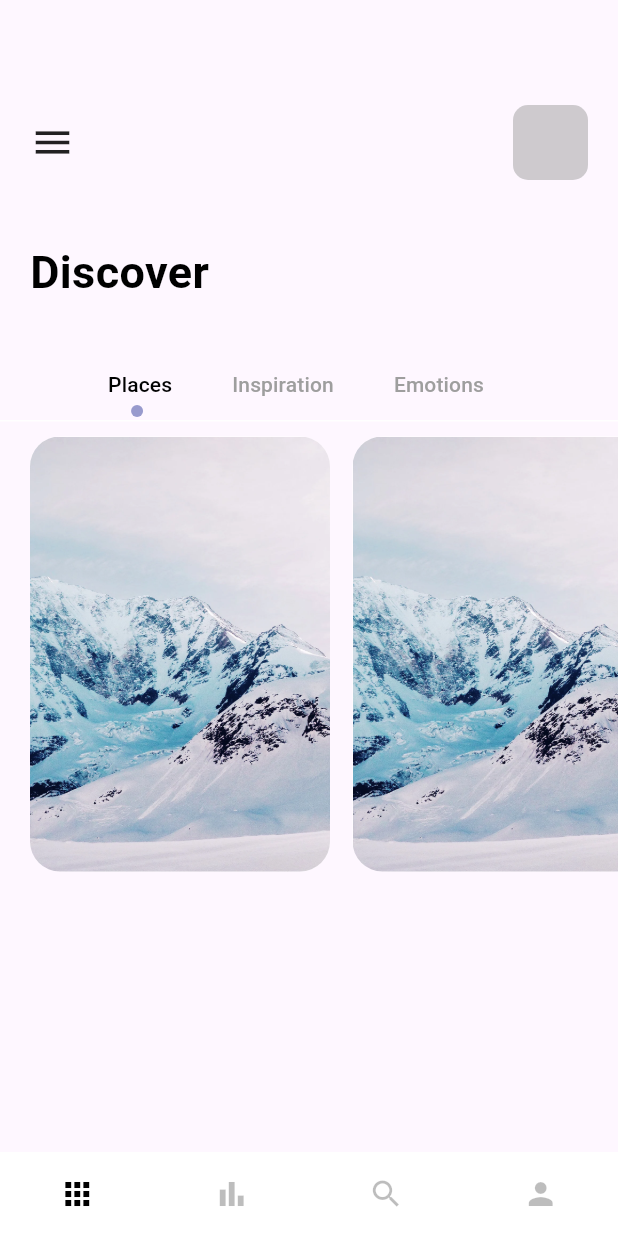
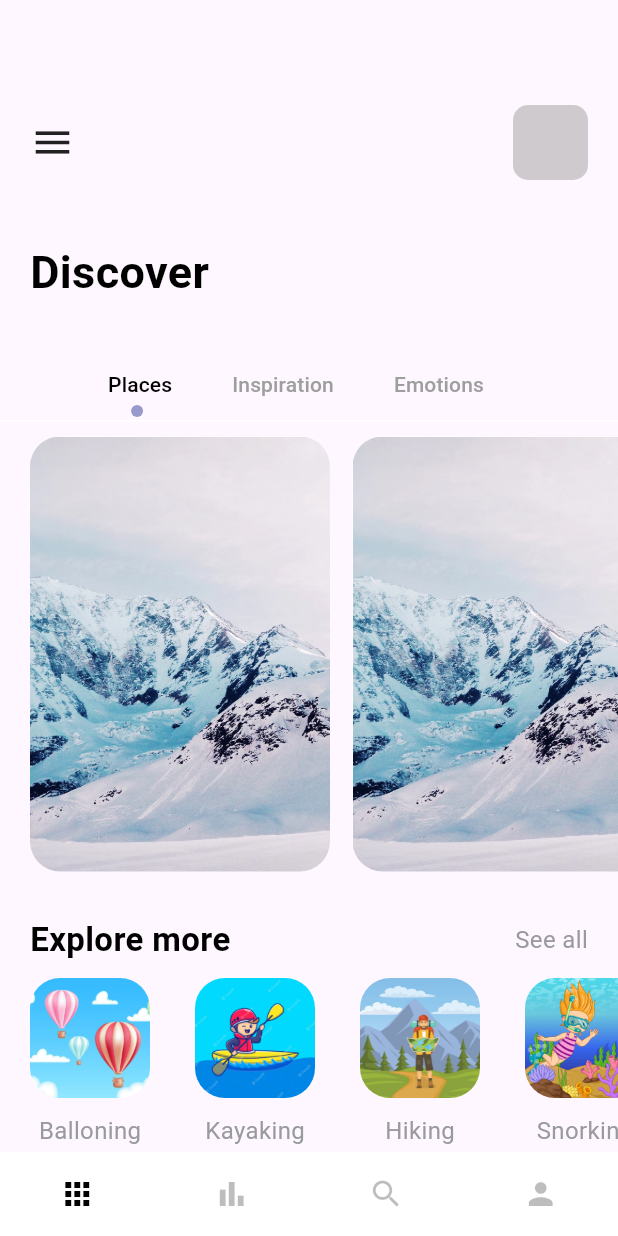
Before and after one commit to Sachith-AB/Travel-App, a Flutter app: the screen it shows after launch, on a phone screen of 412 x 824 dp. Run offline on Flutter 3.47's test engine with Material 3 defaults, Android fonts, the light colour scheme and no system bars; missing offline and left inert: dart:ffi.

Commit message:
complete home page

```diff
--- a/travel_app/lib/pages/navpages/Home_Page.dart
+++ b/travel_app/lib/pages/navpages/Home_Page.dart
@@ -1,6 +1,9 @@
+import 'dart:ffi';
+
 import 'package:flutter/material.dart';
 import 'package:travel_app/misc/colors.dart';
 import 'package:travel_app/widgets/app_large_text.dart';
+import 'package:travel_app/widgets/app_text.dart';
 
 class HomePage extends StatefulWidget {
   const HomePage({super.key});
@@ -10,6 +13,12 @@ class HomePage extends StatefulWidget {
 }
 
 class _HomePageState extends State<HomePage> with TickerProviderStateMixin {
+  var images = {
+    "b3.jpg": "Balloning",
+    "kayaking.png": "Kayaking",
+    "h2.jpg": "Hiking",
+    "snorking2.jpg": "Snorking",
+  };
   @override
   Widget build(BuildContext context) {
     TabController _tabController = TabController(length: 3, vsync: this);
@@ -95,6 +104,67 @@ class _HomePageState extends State<HomePage> with TickerProviderStateMixin {
               Text("Bye"),
             ],
           ),
+        ),
+        const SizedBox(
+          height: 30,
+        ),
+
+        Container(
+          margin: const EdgeInsets.only(left: 20, right: 20),
+          child: Row(
+            mainAxisAlignment: MainAxisAlignment.spaceBetween,
+            children: [
+              AppLargeText(
+                text: "Explore more",
+                size: 22,
+              ),
+              AppText(
+                text: "See all",
+                color: AppColors.textColor5,
+              )
+            ],
+          ),
+        ),
+        const SizedBox(
+          height: 10,
+        ),
+        Container(
+          height: 120,
+          width: double.infinity,
+          margin: const EdgeInsets.only(left: 20),
+          child: ListView.builder(
+              itemCount: 4,
+              scrollDirection: Axis.horizontal,
+              itemBuilder: (_, index) {
+                return Container(
+                  margin: const EdgeInsets.only(right: 30),
+                  child: Column(
+                    children: [
+                      Container(
+                        //margin: const EdgeInsets.only(right: 50),
+                        width: 80,
+                        height: 80,
+                        decoration: BoxDecoration(
+                            borderRadius: BorderRadius.circular(20),
+                            color: Colors.white,
+                            image: DecorationImage(
+                                image: AssetImage(
+                                    'assets/${images.keys.elementAt(index)}'),
+                                fit: BoxFit.cover)),
+                      ),
+                      const SizedBox(
+                        height: 10,
+                      ),
+                      Container(
+                        child: AppText(
+                          text: images.values.elementAt(index),
+                          color: AppColors.textColor5,
+                        ),
+                      )
+                    ],
+                  ),
+                );
+              }),
         )
       ]),
     );
```
Also changed, not shown: travel_app/assets/b3.jpg (added), travel_app/assets/h2.jpg (added), travel_app/assets/kayaking.png (added), travel_app/assets/m2.jpeg (deleted), travel_app/assets/m4.jpg (deleted), travel_app/assets/mountain1.jpg (deleted), travel_app/assets/snorking2.jpg (added).
